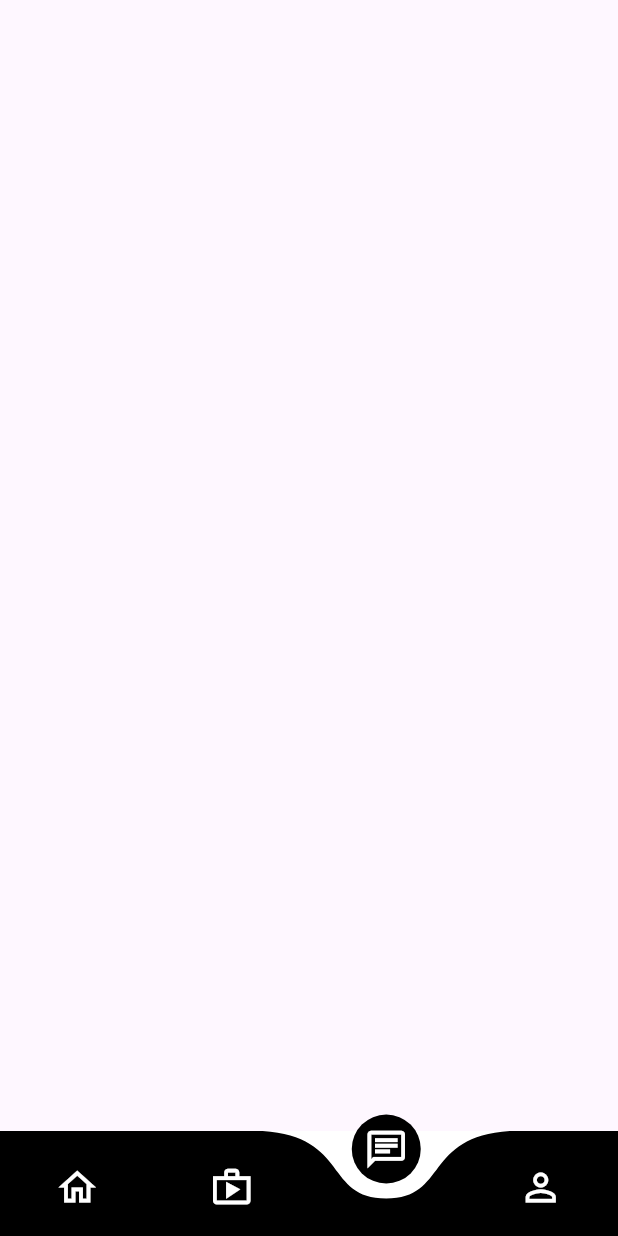
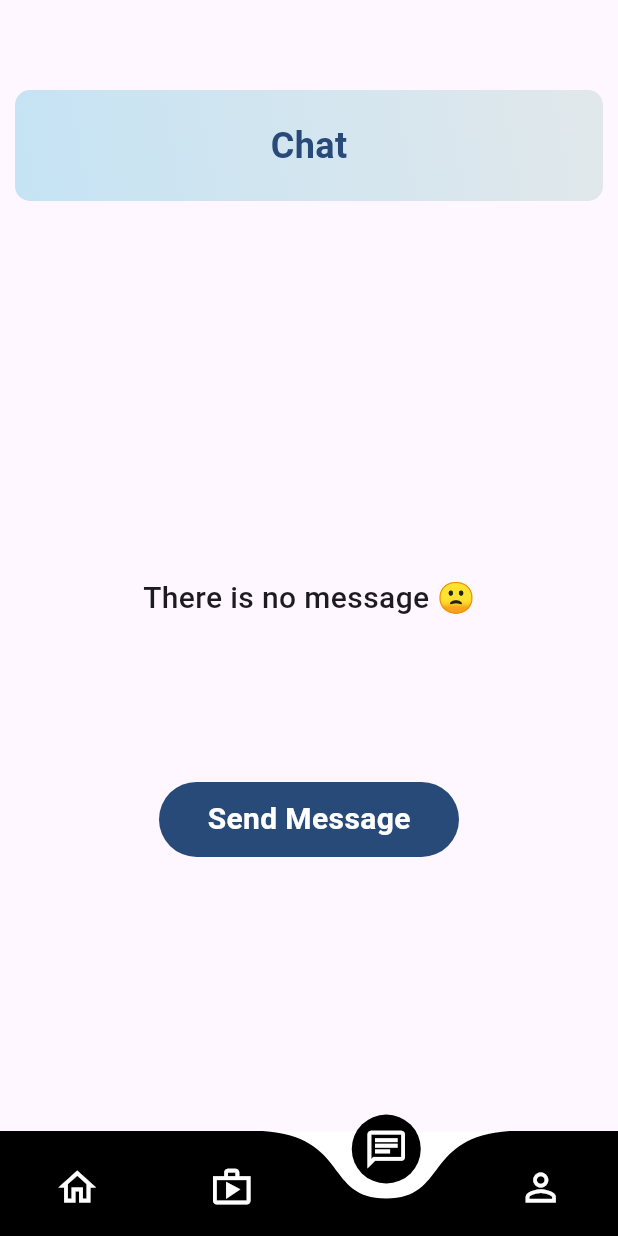
Before and after one commit to BartugKaan/Service-App-with-Flutter, a Flutter app: the screen it shows after launch, item 3 of the bottom bar chosen, on a phone screen of 412 x 824 dp. Run offline on Flutter 3.47's test engine with Material 3 defaults, Android fonts, the phone set to English and light mode, and no system bars; drawn by our look-alikes of curved_navigation_bar.

Commit message:
add: enhance ChatPage layout with message display and send button

```diff
--- a/lib/pages/chat_page.dart
+++ b/lib/pages/chat_page.dart
@@ -10,6 +10,63 @@ class ChatPage extends StatefulWidget {
 class _ChatPageState extends State<ChatPage> {
   @override
   Widget build(BuildContext context) {
-    return Scaffold();
+    return Scaffold(
+      body: Container(
+        margin: EdgeInsets.only(top: 60),
+        child: Container(
+          child: Column(
+            mainAxisAlignment: MainAxisAlignment.spaceBetween,
+            children: [
+              Container(
+                padding: EdgeInsets.all(20),
+                margin: EdgeInsets.only(right: 10, left: 10),
+                decoration: BoxDecoration(
+                    gradient: LinearGradient(colors: [
+                      Color.fromARGB(255, 225, 232, 235),
+                      Color.fromARGB(255, 197, 227, 244),
+                    ], begin: Alignment.topRight, end: Alignment.bottomLeft),
+                    borderRadius: BorderRadius.circular(10)),
+                child: Row(
+                  mainAxisAlignment: MainAxisAlignment.center,
+                  children: [
+                    Text(
+                      "Chat",
+                      style: TextStyle(
+                          fontSize: 24,
+                          fontWeight: FontWeight.bold,
+                          color: Color(0xff284a79)),
+                    )
+                  ],
+                ),
+              ),
+              SizedBox(height: 35),
+              Center(
+                child: Text(
+                  "There is no message 🙁",
+                  style: TextStyle(fontSize: 20, fontWeight: FontWeight.w500),
+                ),
+              ),
+              Container(
+                decoration: BoxDecoration(
+                    color: Color(0xff284a79),
+                    borderRadius: BorderRadius.circular(25)),
+                width: 200,
+                height: 50,
+                child: Center(
+                  child: Text(
+                    "Send Message",
+                    style: TextStyle(
+                        fontSize: 20,
+                        color: Colors.white,
+                        fontWeight: FontWeight.bold),
+                  ),
+                ),
+              ),
+              SizedBox(height: 75)
+            ],
+          ),
+        ),
+      ),
+    );
   }
 }
```
